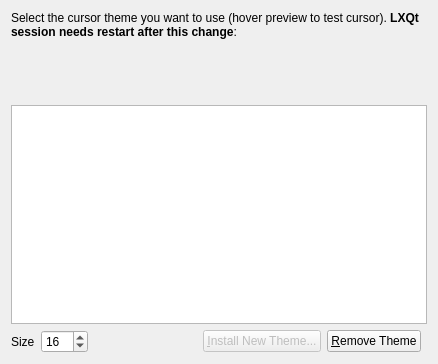
Old version of the form liblxqt-config-cursor/selectwnd.ui in the repository lxqt/lxqt-config.
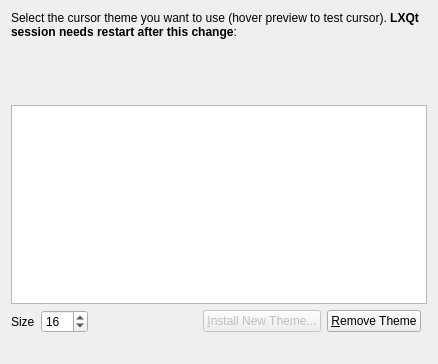
New version of the form. Custom widgets are drawn as their Qt base class.

```diff
--- a/liblxqt-config-cursor/selectwnd.ui
+++ b/liblxqt-config-cursor/selectwnd.ui
@@ -112,6 +112,16 @@
      </property>
     </widget>
    </item>
+   <item row="6" column="0" colspan="5">
+    <widget class="QLabel" name="extraInfoLabel">
+     <property name="text">
+      <string/>
+     </property>
+     <property name="wordWrap">
+      <bool>true</bool>
+     </property>
+    </widget>
+   </item>
   </layout>
  </widget>
  <customwidgets>
```
